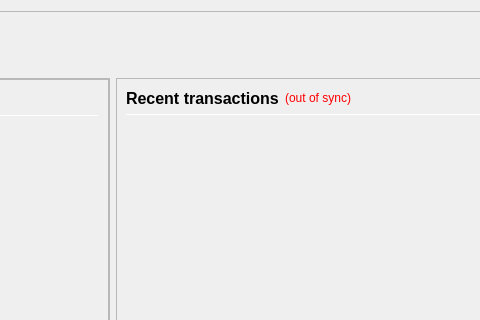
Before: the Qt Designer form src/qt/forms/overviewpage.ui in CryptoCanary/Sterlingcoin-Core-WIP, drawn with Qt 5; both pictures show x 380 to 860 and y 0 to 320 of the 978 by 841 pixel window.
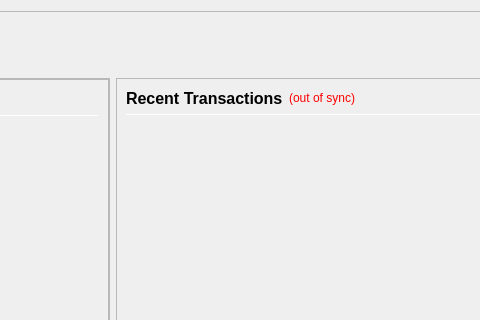
After: the same form once the commit is applied.

Commit message: Trivial. Capitalization.

```diff
--- a/src/qt/forms/overviewpage.ui
+++ b/src/qt/forms/overviewpage.ui
@@ -865,7 +865,7 @@
                        </font>
                       </property>
                       <property name="text">
-                       <string>Recent transactions</string>
+                       <string>Recent Transactions</string>
                       </property>
                      </widget>
                     </item>
```
